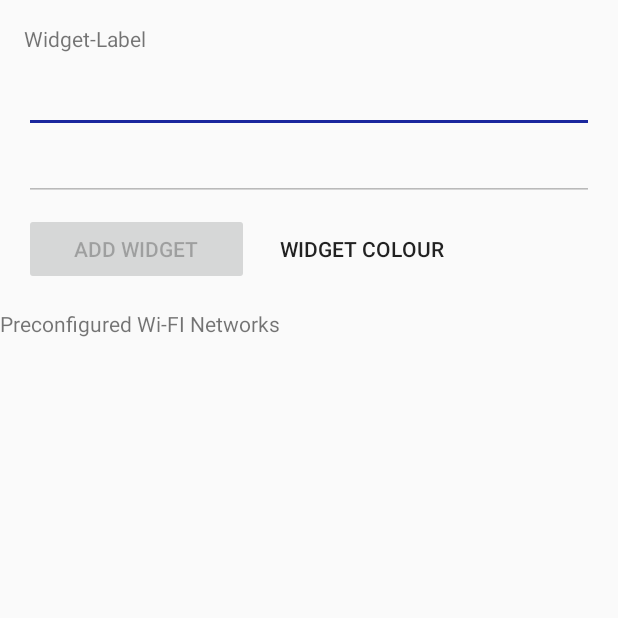
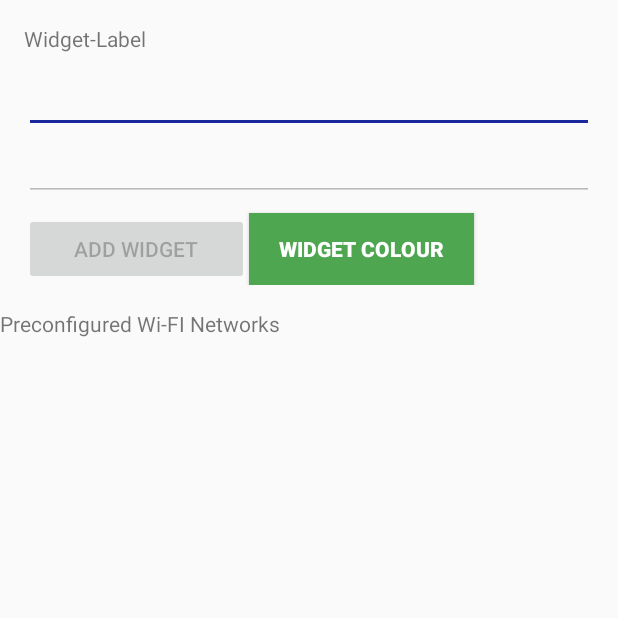
Before and after one commit to studag/wifi_42, an Android app: the WifiConnectorWidgetConfigureActivity screen opened directly, with no data from a screen before it, on a phone screen of 412 x 824 dp, the top half of it. Run offline under Robolectric (Android 15) with nearby library versions, the phone set to English and light mode, and no system bars; libraries missing offline, so code that uses them is left out: com.pes.androidmaterialcolorpickerdialog; 1 statement that could not run was skipped.

Commit message:
default color sorted out and working

```diff
--- a/app/src/main/java/example/com/wifi_4/MainActivity.java
+++ b/app/src/main/java/example/com/wifi_4/MainActivity.java
@@ -22,7 +22,6 @@ import android.widget.Switch;
 import android.widget.Toast;
 
 import java.util.ArrayList;
-import java.util.HashMap;
 import java.util.List;
 
 public class MainActivity extends AppCompatActivity {
@@ -98,6 +97,8 @@ public class MainActivity extends AppCompatActivity {
                 //
 
             }
+
+
         });
 
 
--- a/app/src/main/java/example/com/wifi_4/WifiConnectorWidget.java
+++ b/app/src/main/java/example/com/wifi_4/WifiConnectorWidget.java
@@ -11,7 +11,6 @@ import android.net.wifi.WifiConfiguration;
 import android.net.wifi.WifiManager;
 import android.util.Log;
 import android.widget.RemoteViews;
-import android.widget.TextView;
 import android.widget.Toast;
 
 import java.util.ArrayList;
@@ -37,7 +36,7 @@ public class WifiConnectorWidget extends AppWidgetProvider {
         views.setTextViewText(R.id.appwidget_text, widgetText);
 
 
-        int color = WifiConnectorWidgetConfigureActivity.loadColorPref(context);
+        int color = WifiConnectorWidgetConfigureActivity.loadColorPref(context);//todo. chnage this for individual appIds. currently just loads all one color. Have separate DEFAULT color preference
 
         views.setInt(R.id.appwidget_main_body, "setBackgroundColor", color);
         views.setInt(R.id.appwidget_text, "setBackgroundColor", color);
@@ -95,6 +94,7 @@ public class WifiConnectorWidget extends AppWidgetProvider {
         context.getApplicationContext().registerReceiver(wifiStateReceiver, filters);
         Toast.makeText(context, "Receiver Registered", Toast.LENGTH_SHORT).show();
 
+        WifiConnectorWidgetConfigureActivity.saveWidgetColorPref(context,WifiConnectorWidgetConfigureActivity.getDefaultWidgetColor());
     }
 
     @Override
--- a/app/src/main/java/example/com/wifi_4/WifiConnectorWidgetConfigureActivity.java
+++ b/app/src/main/java/example/com/wifi_4/WifiConnectorWidgetConfigureActivity.java
@@ -33,6 +33,9 @@ public class WifiConnectorWidgetConfigureActivity extends Activity {
     private static final String PREF_PREFIX_KEY = "appwidget_";
 
     private static final String SSID_PREFIX = "SSID_PREFIX";
+    private static final String DEFAULT_COLOR_WIDGET_STRING_HEX = "#4EA651";
+
+    private static  int DEFAULT_COLOR_WIDGET ;
 
     private String _ssid;
 
@@ -87,7 +90,7 @@ public class WifiConnectorWidgetConfigureActivity extends Activity {
                     Log.d("#Hex with alpha", String.format("#%08X", (0xFFFFFFFF & color)));
 
 
-                    saveWidgetColorPref(context,color);
+                    //saveWidgetColorPref(context,color);
                     // If the auto-dismiss option is not enable (disabled as default) you have to manually dimiss the dialog
                     // cp.dismiss();
                 }
@@ -107,6 +110,7 @@ public class WifiConnectorWidgetConfigureActivity extends Activity {
             // When the button is clicked, store the string locally
             widgetTextEntered = mAppWidgetText_label.getText().toString();
 
+            saveWidgetColorPref(context,widget_main_color);
             saveTitlePref(context, mAppWidgetId, widgetTextEntered);
 
             RadioButton rb = predefinedRadioGroup.findViewById(radioitemselected);
@@ -177,12 +181,16 @@ public class WifiConnectorWidgetConfigureActivity extends Activity {
 
     static Integer loadColorPref(Context context) {
         SharedPreferences prefs = context.getSharedPreferences(PREFS_NAME, 0);
-        Integer colorValue = prefs.getInt(PREF_PREFIX_KEY  +  "_widget_main_color",  1);
-        if (colorValue != null) {
+
+        Log.d("COLORS", "DEFAULT_COLOR_WIDGET: " + DEFAULT_COLOR_WIDGET);
+        int colorValue = prefs.getInt(PREF_PREFIX_KEY  +  "_widget_main_color",  DEFAULT_COLOR_WIDGET);
+
+
+        if (colorValue != 0)
             return colorValue;
-        } else {
-            return Color.CYAN;
-        }
+        else
+
+            return DEFAULT_COLOR_WIDGET;
     }
 
     static void deletePrefs(Context context, int appWidgetId) {
@@ -191,17 +199,26 @@ public class WifiConnectorWidgetConfigureActivity extends Activity {
         prefs.apply();
     }
 
+    public static Integer getDefaultWidgetColor() {
+        return DEFAULT_COLOR_WIDGET;
+    }
+
 
     @Override
     public void onCreate(Bundle icicle) {
         super.onCreate(icicle);
         setContentView(R.layout.wifi_connector_widget_configure);
 
+        DEFAULT_COLOR_WIDGET = Color.parseColor(DEFAULT_COLOR_WIDGET_STRING_HEX);
+
         addWidgetButton = findViewById(R.id.add_button);
         colorPickerButton = findViewById(R.id.modify_color);
 
 
         widget_main_color = loadColorPref(getApplicationContext());
+
+
+        //widget_main_color = 28416;
         colorPickerButton.setBackgroundColor(widget_main_color);
 
 
--- a/app/src/main/res/layout/wifi_connector_widget_configure.xml
+++ b/app/src/main/res/layout/wifi_connector_widget_configure.xml
@@ -49,7 +49,9 @@
                     android:layout_width="150dp"
                     android:layout_height="wrap_content"
                     android:layout_marginTop="8dp"
-                    android:text="@string/modify_color" />
+                    android:text="@string/modify_color"
+                    android:textColor="@android:color/white"
+                    android:textStyle="bold"/>
 
         </GridLayout>
 
--- a/app/src/main/res/values/colors.xml
+++ b/app/src/main/res/values/colors.xml
@@ -4,4 +4,5 @@
     <color name="colorPrimaryDark">#00574B</color>
     <color name="colorAccent">#1a279d</color>
     <color name="accent_device_default_light">#8e6c03</color>
+
 </resources>
--- a/app/src/main/res/xml/wifi_connector_widget_info.xml
+++ b/app/src/main/res/xml/wifi_connector_widget_info.xml
@@ -7,5 +7,5 @@
     android:minHeight="40dp"
     android:previewImage="@drawable/widget_appwidget_preview"
     android:resizeMode="horizontal|vertical"
-    android:updatePeriodMillis="86400000"
+    android:updatePeriodMillis="0"
     android:widgetCategory="home_screen"></appwidget-provider>
```
